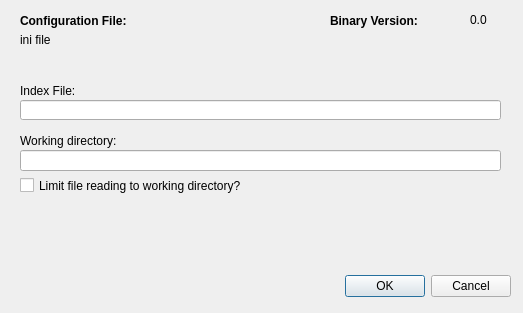
michaelfranzl/popcorn, file optionsdialog.ui: the form before one commit.
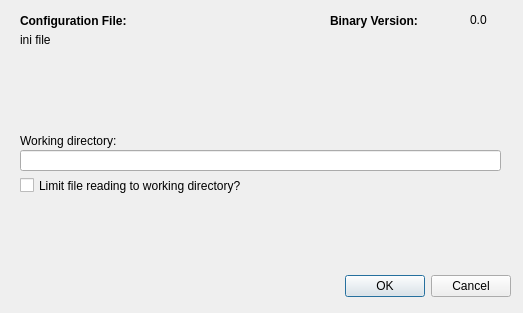
The form after the commit.

What changed in the file:
```diff
--- a/optionsdialog.ui
+++ b/optionsdialog.ui
@@ -119,29 +119,6 @@
     <string>0.0</string>
    </property>
   </widget>
-  <widget class="QLabel" name="label_9">
-   <property name="geometry">
-    <rect>
-     <x>20</x>
-     <y>80</y>
-     <width>431</width>
-     <height>21</height>
-    </rect>
-   </property>
-   <property name="text">
-    <string>Index File:</string>
-   </property>
-  </widget>
-  <widget class="QLineEdit" name="indexFileInput">
-   <property name="geometry">
-    <rect>
-     <x>20</x>
-     <y>100</y>
-     <width>481</width>
-     <height>20</height>
-    </rect>
-   </property>
-  </widget>
   <widget class="QCheckBox" name="limitFileReadingCheckBox">
    <property name="geometry">
     <rect>
```
